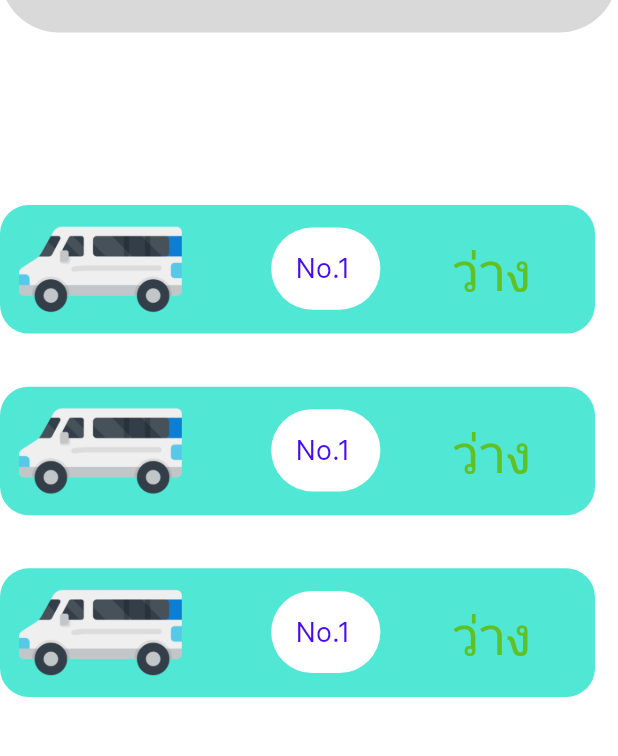
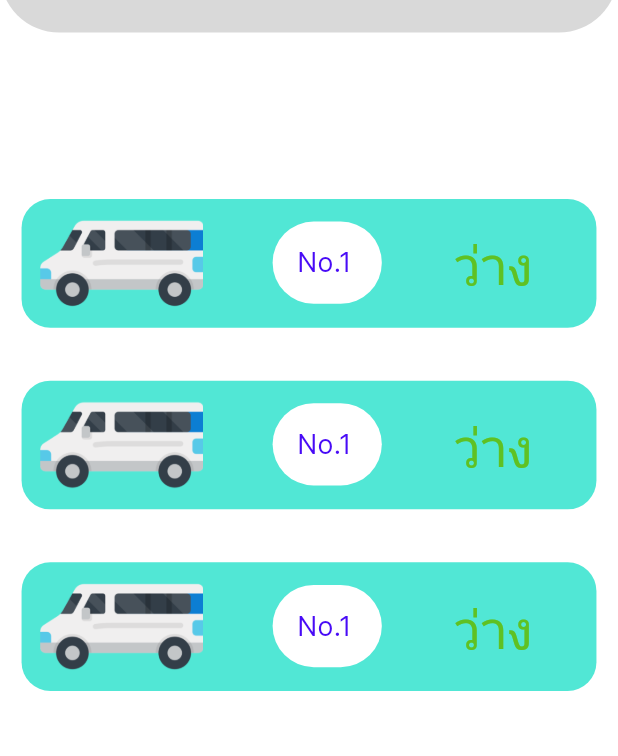
Before and after one commit to dod1212co/test2, a Flutter app: the SelectVansScreen screen opened by its route, on a phone screen of 412 x 824 dp, the part 86-842 px from its top. Run offline on Flutter 3.47's test engine with Material 3 defaults, Android fonts, the phone set to English and light mode, and no system bars; our stand-ins replace cached_network_image, calendar_date_picker2, flutter_svg.

Commit message:
Code Synced by DhiWise

```diff
--- a/lib/presentation/add_queue_screen/add_queue_screen.dart
+++ b/lib/presentation/add_queue_screen/add_queue_screen.dart
@@ -149,7 +149,7 @@ class AddQueueScreen extends StatelessWidget {
                 ),
               ),
               SizedBox(height: 67.v),
-              _buildEightySevenSection(context),
+              _buildOkSection(context),
               SizedBox(height: 5.v),
             ],
           ),
@@ -197,7 +197,7 @@ class AddQueueScreen extends StatelessWidget {
   }
 
   /// Section Widget
-  Widget _buildEightySevenSection(BuildContext context) {
+  Widget _buildOkSection(BuildContext context) {
     return Padding(
       padding: EdgeInsets.only(right: 1.h),
       child: Row(
--- a/lib/presentation/select_vans_screen/select_vans_screen.dart
+++ b/lib/presentation/select_vans_screen/select_vans_screen.dart
@@ -3,10 +3,7 @@ import 'package:dod1212com_s_application2/core/app_export.dart';
 import 'package:flutter/material.dart';
 
 class SelectVansScreen extends StatelessWidget {
-  const SelectVansScreen({Key? key})
-      : super(
-          key: key,
-        );
+  const SelectVansScreen({Key? key}) : super(key: key);
 
   @override
   Widget build(BuildContext context) {
@@ -14,80 +11,54 @@ class SelectVansScreen extends StatelessWidget {
         child: Scaffold(
             body: SizedBox(
                 width: double.maxFinite,
-          child: Column(
-            crossAxisAlignment: CrossAxisAlignment.start,
-            children: [
+                child: Column(children: [
                   _buildHeadSection(context),
-              Spacer(
-                flex: 26,
-              ),
+                  Spacer(flex: 25),
                   _buildVansButtonNo1Section(context),
-              Spacer(
-                flex: 73,
-              ),
-            ],
-          ),
-        ),
-      ),
-    );
+                  Spacer(flex: 74)
+                ]))));
   }
 
   /// Section Widget
   Widget _buildHeadSection(BuildContext context) {
     return Container(
         width: double.maxFinite,
-      padding: EdgeInsets.symmetric(
-        horizontal: 28.h,
-        vertical: 10.v,
-      ),
-      decoration: AppDecoration.fillBlueGray.copyWith(
-        borderRadius: BorderRadiusStyle.circleBorder46,
-      ),
-      child: Row(
-        crossAxisAlignment: CrossAxisAlignment.start,
-        children: [
+        padding: EdgeInsets.symmetric(horizontal: 28.h, vertical: 10.v),
+        decoration: AppDecoration.fillBlueGray
+            .copyWith(borderRadius: BorderRadiusStyle.circleBorder46),
+        child: Row(crossAxisAlignment: CrossAxisAlignment.start, children: [
           CustomImageView(
               imagePath: ImageConstant.imgImage,
               height: 55.adaptSize,
               width: 55.adaptSize,
-            margin: EdgeInsets.only(bottom: 13.v),
-          ),
+              margin: EdgeInsets.only(bottom: 13.v)),
           Padding(
-            padding: EdgeInsets.only(
-              left: 134.h,
-              top: 18.v,
-              bottom: 31.v,
-            ),
-            child: Text(
-              "nAME".toUpperCase(),
-              style: theme.textTheme.bodyMedium,
-            ),
-          ),
-        ],
-      ),
-    );
+              padding: EdgeInsets.only(left: 134.h, top: 18.v, bottom: 31.v),
+              child:
+                  Text("nAME".toUpperCase(), style: theme.textTheme.bodyMedium))
+        ]));
   }
 
   /// Section Widget
   Widget _buildVansButtonNo1Section(BuildContext context) {
     return Padding(
-      padding: EdgeInsets.only(right: 16.h),
+        padding: EdgeInsets.symmetric(horizontal: 15.h),
         child: ListView.separated(
             physics: NeverScrollableScrollPhysics(),
             shrinkWrap: true,
-        separatorBuilder: (
-          context,
-          index,
-        ) {
-          return SizedBox(
-            height: 14.v,
-          );
+            separatorBuilder: (context, index) {
+              return SizedBox(height: 14.v);
             },
             itemCount: 3,
             itemBuilder: (context, index) {
-          return Vansbuttonno1section1ItemWidget();
-        },
-      ),
-    );
+              return Vansbuttonno1section1ItemWidget(onTapVansButtonNo1: () {
+                onTapVansButtonNo1(context);
+              });
+            }));
+  }
+
+  /// Navigates to the mainScreen when the action is triggered.
+  onTapVansButtonNo1(BuildContext context) {
+    Navigator.pushNamed(context, AppRoutes.mainScreen);
   }
 }
--- a/lib/presentation/select_vans_screen/widgets/vansbuttonno1section1_item_widget.dart
+++ b/lib/presentation/select_vans_screen/widgets/vansbuttonno1section1_item_widget.dart
@@ -3,14 +3,22 @@ import 'package:flutter/material.dart';
 
 // ignore: must_be_immutable
 class Vansbuttonno1section1ItemWidget extends StatelessWidget {
-  const Vansbuttonno1section1ItemWidget({Key? key})
-      : super(
+  Vansbuttonno1section1ItemWidget({
+    Key? key,
+    this.onTapVansButtonNo1,
+  }) : super(
           key: key,
         );
 
+  VoidCallback? onTapVansButtonNo1;
+
   @override
   Widget build(BuildContext context) {
-    return SizedBox(
+    return GestureDetector(
+      onTap: () {
+        onTapVansButtonNo1!.call();
+      },
+      child: SizedBox(
         height: 123.v,
         width: 399.h,
         child: Stack(
@@ -91,6 +99,7 @@ class Vansbuttonno1section1ItemWidget extends StatelessWidget {
             ),
           ],
         ),
+      ),
     );
   }
 }
```
Lines whose indentation alone changed are shown as unchanged.
